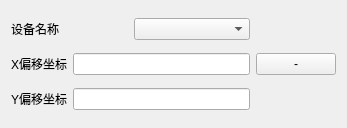
Before: the Qt Designer form resource/ui/deviceonship.ui in YaHeii/Electromagnetic_Compatibility, drawn with Qt 5.
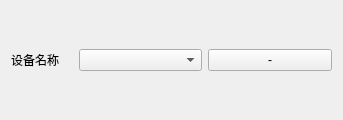
After: the same form once the commit is applied.

Commit message: change ship interface

Diff of the .ui file:
```diff
--- a/resource/ui/deviceonship.ui
+++ b/resource/ui/deviceonship.ui
@@ -6,8 +6,8 @@
    <rect>
     <x>0</x>
     <y>0</y>
-    <width>347</width>
-    <height>128</height>
+    <width>343</width>
+    <height>120</height>
    </rect>
   </property>
   <property name="windowTitle">
@@ -17,7 +17,7 @@
    <item>
     <layout class="QVBoxLayout" name="verticalLayout">
      <item>
-      <layout class="QHBoxLayout" name="horizontalLayout_2" stretch="2,2">
+      <layout class="QHBoxLayout" name="horizontalLayout_2" stretch="1,2,2">
        <item>
         <widget class="QLabel" name="label">
          <property name="text">
@@ -28,45 +28,17 @@
        <item>
         <widget class="QComboBox" name="EquipmentID"/>
        </item>
-      </layout>
-     </item>
-     <item>
-      <layout class="QHBoxLayout" name="horizontalLayout">
        <item>
-        <widget class="QLabel" name="label_2">
+        <widget class="QPushButton" name="deleteDeviceonShip">
          <property name="text">
-          <string>X偏移坐标</string>
+          <string>-</string>
          </property>
         </widget>
-       </item>
-       <item>
-        <widget class="QLineEdit" name="X_offset"/>
-       </item>
-      </layout>
-     </item>
-     <item>
-      <layout class="QHBoxLayout" name="horizontalLayout_3">
-       <item>
-        <widget class="QLabel" name="label_3">
-         <property name="text">
-          <string>Y偏移坐标</string>
-         </property>
-        </widget>
-       </item>
-       <item>
-        <widget class="QLineEdit" name="Y_offset"/>
        </item>
       </layout>
      </item>
     </layout>
    </item>
-   <item>
-    <widget class="QPushButton" name="deleteDeviceonShip">
-     <property name="text">
-      <string>-</string>
-     </property>
-    </widget>
-   </item>
   </layout>
  </widget>
  <resources/>
```
The commit also changes 17 other files.
